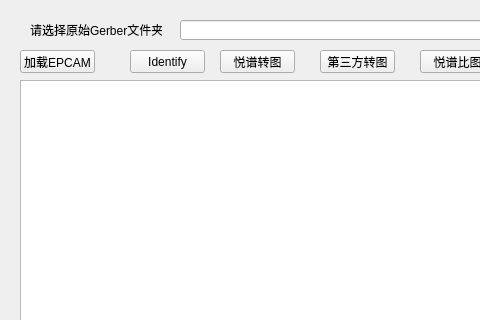
This is ui/ussd.ui in naivete13sky/epvs as Qt 5 draws it before an edit; both pictures show x 0 to 480 and y 0 to 320 of the 1274 by 872 pixel window. The edited form follows.
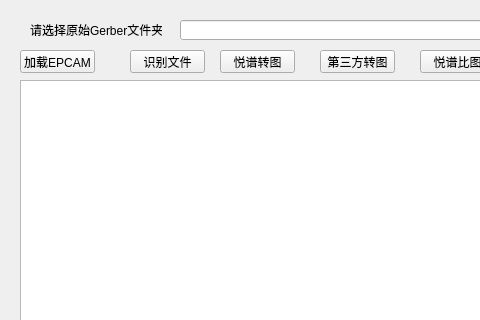
This is the edited form.

The edit to the form file:
```diff
--- a/ui/ussd.ui
+++ b/ui/ussd.ui
@@ -69,8 +69,14 @@
       <height>23</height>
      </rect>
     </property>
+    <property name="font">
+     <font>
+      <weight>50</weight>
+      <bold>false</bold>
+     </font>
+    </property>
     <property name="text">
-     <string>Identify</string>
+     <string>识别文件</string>
     </property>
    </widget>
    <widget class="QPushButton" name="pushButtonTranslateEP">
```
Left out of the diff: 54 changed lines with no effect on the pictures.
